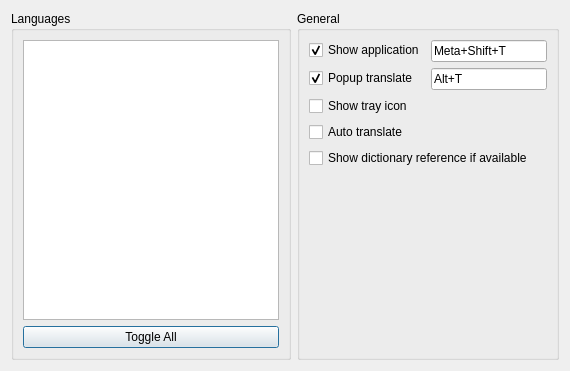
Qt form src/settings.ui (georgyfarniev/litetran-qt) before a commit.
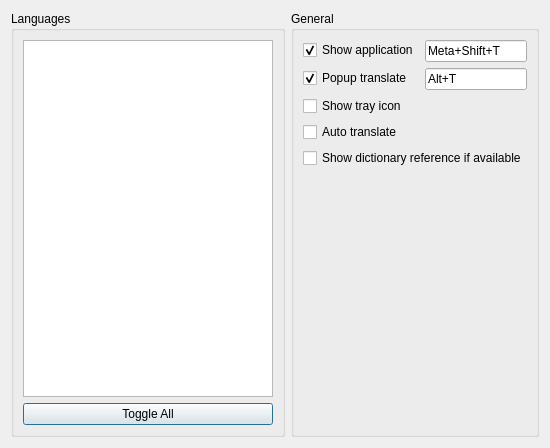
The same form after that commit.

Commit message: fix languages alignment in settings

```diff
--- a/src/settings.ui
+++ b/src/settings.ui
@@ -6,8 +6,8 @@
    <rect>
     <x>0</x>
     <y>0</y>
-    <width>570</width>
-    <height>371</height>
+    <width>550</width>
+    <height>448</height>
    </rect>
   </property>
   <property name="minimumSize">
@@ -33,29 +33,23 @@
      </property>
      <layout class="QVBoxLayout" name="verticalLayout">
       <item>
-       <widget class="QTreeView" name="LanguagesTreeView">
-        <property name="indentation">
-         <number>0</number>
+       <widget class="QListView" name="LanguagesListView">
+        <property name="sizePolicy">
+         <sizepolicy hsizetype="Preferred" vsizetype="Expanding">
+          <horstretch>0</horstretch>
+          <verstretch>0</verstretch>
+         </sizepolicy>
         </property>
-        <attribute name="headerVisible">
-         <bool>false</bool>
-        </attribute>
-        <attribute name="headerCascadingSectionResizes">
-         <bool>false</bool>
-        </attribute>
-        <attribute name="headerDefaultSectionSize">
-         <number>10</number>
-        </attribute>
-        <attribute name="headerMinimumSectionSize">
-         <number>10</number>
-        </attribute>
-        <attribute name="headerStretchLastSection">
-         <bool>true</bool>
-        </attribute>
        </widget>
       </item>
       <item>
        <widget class="QPushButton" name="ToggleButton">
+        <property name="sizePolicy">
+         <sizepolicy hsizetype="Preferred" vsizetype="Fixed">
+          <horstretch>0</horstretch>
+          <verstretch>0</verstretch>
+         </sizepolicy>
+        </property>
         <property name="text">
          <string>Toggle All</string>
         </property>
```
The commit also changes 3 other files.
